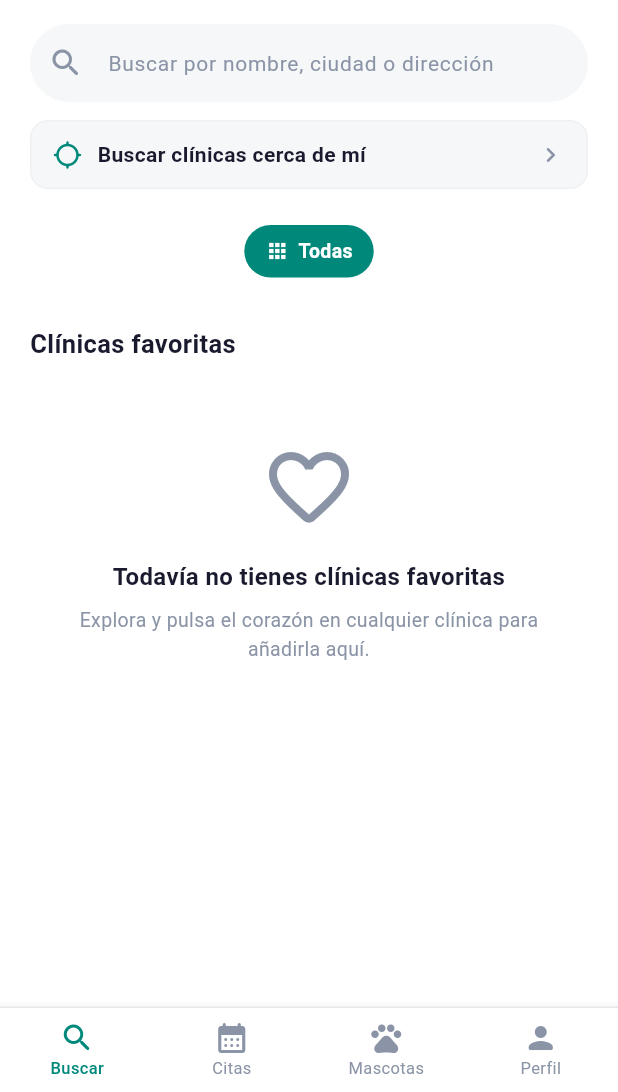
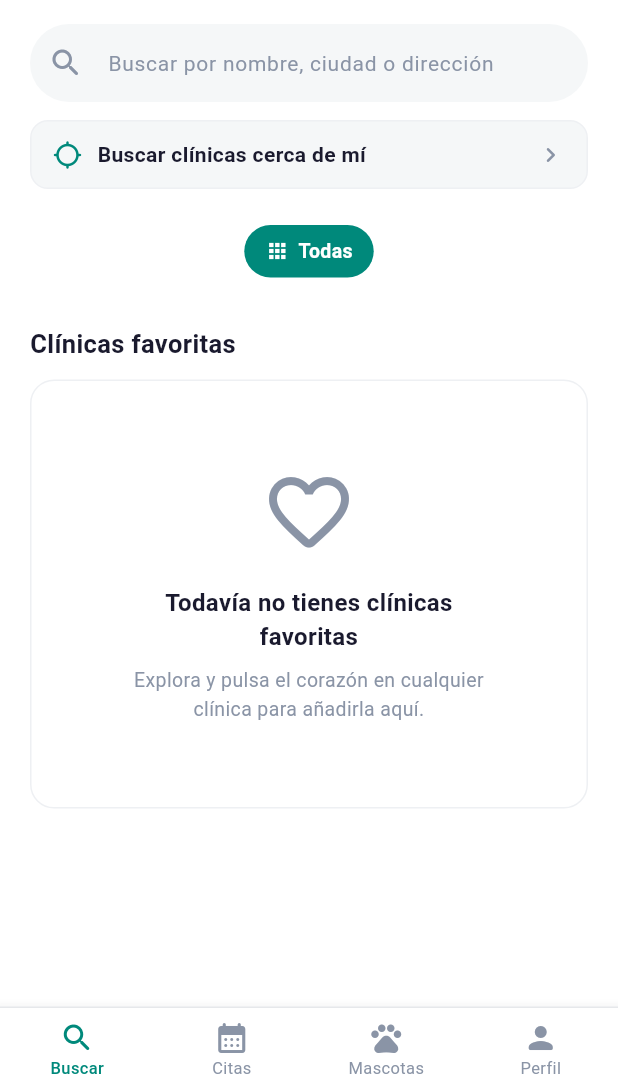
Before and after one commit to RobertoLeahu/vetnow, a Flutter app: the screen it shows once a user with an empty profile is signed in, on a phone screen of 412 x 824 dp, the part 144-1236 px from its top. Run offline on Flutter 3.47's test engine with Material 3 defaults, Android fonts, the phone set to English and light mode, and no system bars; our stand-ins replace equatable, flutter_dotenv, flutter_map, flutter_riverpod, geolocator, go_router and 3 more; accounts and stored records are empty.

Commit message:
Refactorizar la sección de clínicas favoritas en `SearchScreen`:
- Se mejora la presentación de clínicas favoritas, encapsulando el contenido en un nuevo widget `_FavoritesSectionBox`.
- Se optimiza la lógica de visualización de estados vacíos y de carga, manteniendo la consistencia visual.
- Se actualizan los comentarios para reflejar mejor la funcionalidad del código.

```diff
--- a/lib/features/clinic/ui/search_screen.dart
+++ b/lib/features/clinic/ui/search_screen.dart
@@ -267,7 +267,7 @@ class _SearchScreenState extends ConsumerState<SearchScreen> {
               ),
               const SliverToBoxAdapter(child: SizedBox(height: 12)),
 
-              // Favorite clinics list (filtered by search text + specialty)
+              // Favorite clinics (content inside bordered section)
               favoritesAsync.when(
                 data: (allFavs) {
                   final term = filters.query.trim().toLowerCase();
@@ -281,47 +281,83 @@ class _SearchScreenState extends ConsumerState<SearchScreen> {
                     return matchText && matchSpecialty;
                   }).toList();
 
+                  Widget content;
                   if (allFavs.isEmpty) {
-                    return const SliverToBoxAdapter(
-                      child: _EmptyState(
+                    content = const _EmptyState(
                       icon: Icons.favorite_border_rounded,
                       title: 'Todavía no tienes clínicas favoritas',
                       subtitle:
                           'Explora y pulsa el corazón en cualquier clínica para añadirla aquí.',
-                      ),
                     );
-                  }
-                  if (filtered.isEmpty) {
-                    return const SliverToBoxAdapter(
-                      child: _EmptyState(
+                  } else if (filtered.isEmpty) {
+                    content = const _EmptyState(
                       icon: Icons.search_off_rounded,
                       title: 'Ninguna favorita coincide con los filtros',
                       subtitle:
                           'Prueba con otro nombre, ciudad o especialidad',
-                      ),
+                    );
+                  } else {
+                    content = Column(
+                      children: [
+                        for (var i = 0; i < filtered.length; i++) ...[
+                          if (i > 0) const SizedBox(height: 10),
+                          _ClinicCard(clinic: filtered[i]),
+                        ],
+                      ],
                     );
                   }
-                  return SliverList(
-                    delegate: SliverChildBuilderDelegate(
-                      (_, i) => Padding(
-                        padding: const EdgeInsets.fromLTRB(20, 0, 20, 12),
-                        child: _ClinicCard(clinic: filtered[i]),
-                      ),
-                      childCount: filtered.length,
-                    ),
+
+                  return SliverToBoxAdapter(
+                    child: _FavoritesSectionBox(child: content),
                   );
                 },
                 loading: () => const SliverToBoxAdapter(
+                  child: _FavoritesSectionBox(
+                    child: Padding(
+                      padding: EdgeInsets.symmetric(vertical: 24),
                       child: Center(child: CircularProgressIndicator()),
                     ),
+                  ),
+                ),
                 error: (e, _) => SliverToBoxAdapter(
-                    child: Center(child: Text('Error: $e'))),
+                  child: _FavoritesSectionBox(
+                    child: Padding(
+                      padding: const EdgeInsets.symmetric(vertical: 16),
+                      child: Center(child: Text('Error: $e')),
+                    ),
+                  ),
+                ),
               ),
 
               const SliverToBoxAdapter(child: SizedBox(height: 20)),
             ],
           ),
         ),
+      ),
+    );
+  }
+}
+
+// ── Recuadro de sección (solo contenido; el título va fuera) ─────
+
+class _FavoritesSectionBox extends StatelessWidget {
+  final Widget child;
+
+  const _FavoritesSectionBox({required this.child});
+
+  @override
+  Widget build(BuildContext context) {
+    return Padding(
+      padding: const EdgeInsets.symmetric(horizontal: 20),
+      child: Container(
+        width: double.infinity,
+        padding: const EdgeInsets.all(16),
+        decoration: BoxDecoration(
+          color: Colors.white,
+          borderRadius: BorderRadius.circular(16),
+          border: Border.all(color: AppTheme.divider),
+        ),
+        child: child,
       ),
     );
   }
```
Lines whose indentation alone changed are shown as unchanged.
